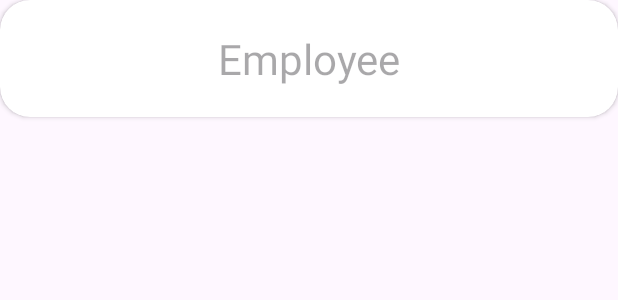
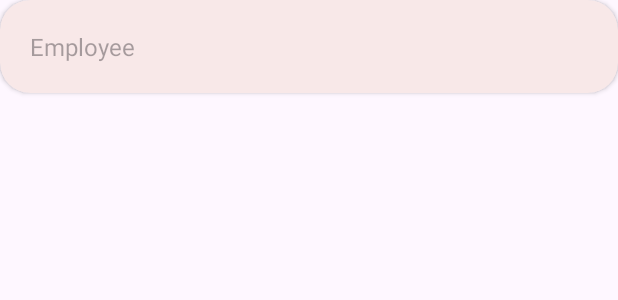
Before and after one commit to juheejulia/EmployeeListView, an Android app: the layout listitem_employee.xml on its own in the app's theme, with its tools: preview values and no code run, on a phone screen of 412 x 824 dp. Shown: the top 300 px of the screen. Run offline under Robolectric (Android 15) with nearby library versions, the phone set to English and light mode, and no system bars.

Commit message:
fix adapater to show litsitem

```diff
--- a/app/src/main/java/com/example/employeelistview/EmployeeActivity.java
+++ b/app/src/main/java/com/example/employeelistview/EmployeeActivity.java
@@ -24,9 +24,9 @@ public class EmployeeActivity extends AppCompatActivity {
         listView = findViewById(R.id.listViewEmployees);
         backButton = findViewById(R.id.btn_back);
 
-        ArrayAdapter<Employee> adapter = new ArrayAdapter<>
-                (this, android.R.layout.simple_list_item_1, DataManager.employees);
-        //EmployeeAdapter adapter = new EmployeeAdapter(this, DataManager.employees);
+        //ArrayAdapter<Employee> adapter = new ArrayAdapter<>
+        //(this, android.R.layout.simple_list_item_1, DataManager.employees);
+        EmployeeAdapter adapter = new EmployeeAdapter(this, DataManager.employees);
 
         listView.setAdapter(adapter);
 
--- a/app/src/main/java/com/example/employeelistview/EmployeeAdapter.java
+++ b/app/src/main/java/com/example/employeelistview/EmployeeAdapter.java
@@ -33,8 +33,8 @@ public class EmployeeAdapter extends ArrayAdapter<Employee> {
         Employee employee = getItem(position);
 
         // Update the ViewObject with data from the list-object
-        //TextView tv = view.findViewById(R.id.firstName);
-        //tv.setText(employee.getFirstName());
+        TextView tv = view.findViewById(R.id.textViewName);
+        tv.setText(employee.toString());
 
         return view;
     }
--- a/app/src/main/res/layout/listitem_employee.xml
+++ b/app/src/main/res/layout/listitem_employee.xml
@@ -3,17 +3,18 @@
     xmlns:app="http://schemas.android.com/apk/res-auto"
     android:layout_width="match_parent"
     android:layout_height="wrap_content"
-    android:background="@color/my_light_second_primary"
+    android:backgroundTint="@color/light_pink"
     app:cardCornerRadius="20dp">
 
     <TextView
         android:id="@+id/textViewName"
         android:layout_width="match_parent"
         android:layout_height="wrap_content"
-        android:gravity="center"
         android:hint="@string/employee"
         android:textColor="@color/down_blue_green"
-        android:textSize="@dimen/font_medium"
-        android:padding="@dimen/margin_small" />
+        android:lineSpacingExtra="5dp"
+        android:textSize="@dimen/font_small"
+        android:padding="@dimen/margin_small"
+        />
 
 </androidx.cardview.widget.CardView>
--- a/app/src/main/res/values/colors.xml
+++ b/app/src/main/res/values/colors.xml
@@ -3,7 +3,7 @@
     <color name="black">#FF000000</color>
     <color name="white">#FFFFFFFF</color>
     <color name="down_blue_green">#204969</color>
-    <color name="light_pink">#FADADA</color>
+    <color name="light_pink">#F8E8E8</color>
     <color name="my_light_primary">#8DBFC5</color>
     <color name="my_light_second_primary">#C5F7FD</color>
     <color name="my_dark_primary">#5C898E</color>
```
Also changed, not shown: app/src/main/java/com/example/employeelistview/MainActivity.java (+8 -8 lines).
